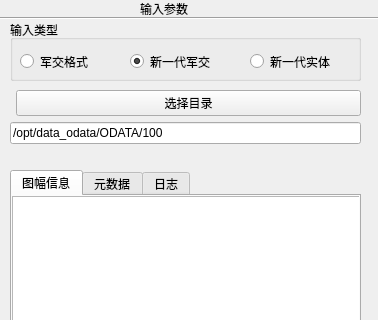
This is src/plugins/txtinput/txtinputDock.ui in ParnDeedlit/QGIS as Qt 5 draws it before an edit; both pictures show x 0 to 378 and y 0 to 320 of the 378 by 809 pixel window. The edited form follows.
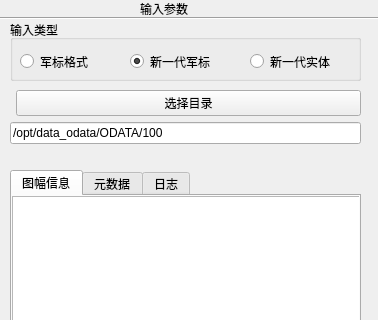
This is the edited form.

Commit message: fix:fix format chinaes name

```diff
--- a/src/plugins/txtinput/txtinputDock.ui
+++ b/src/plugins/txtinput/txtinputDock.ui
@@ -373,7 +373,7 @@
       </rect>
      </property>
      <property name="text">
-      <string>军交格式</string>
+      <string>军标格式</string>
      </property>
     </widget>
     <widget class="QRadioButton" name="radioNewOdata">
@@ -386,7 +386,7 @@
       </rect>
      </property>
      <property name="text">
-      <string>新一代军交</string>
+      <string>新一代军标</string>
      </property>
      <property name="checked">
       <bool>true</bool>
```
